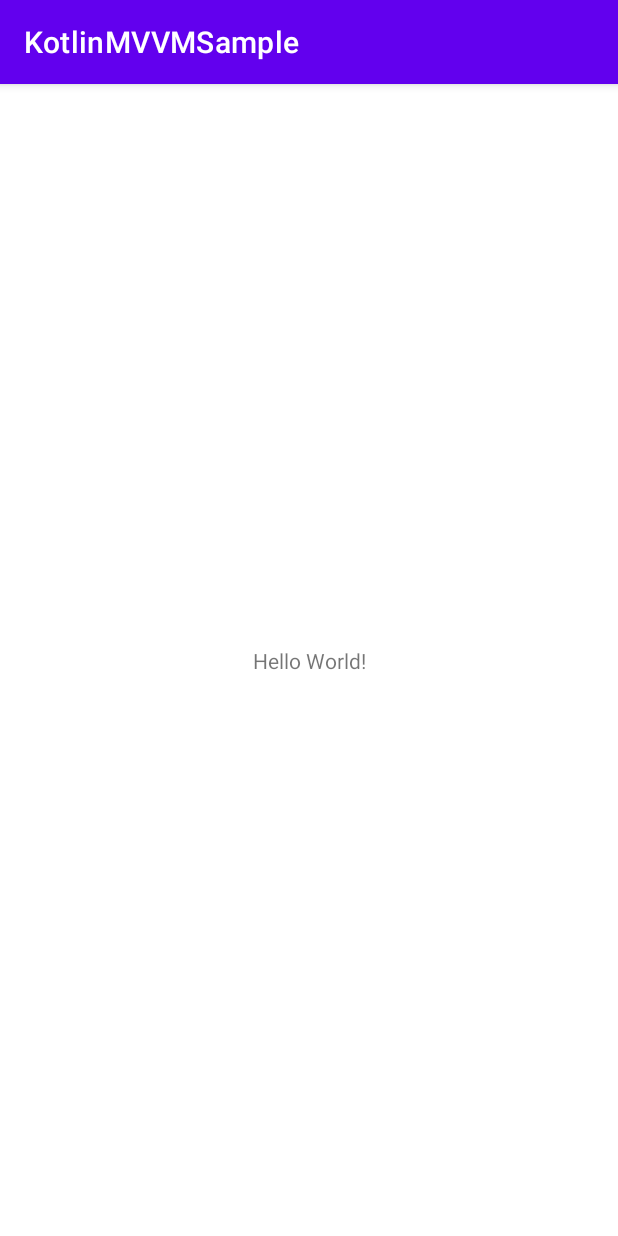
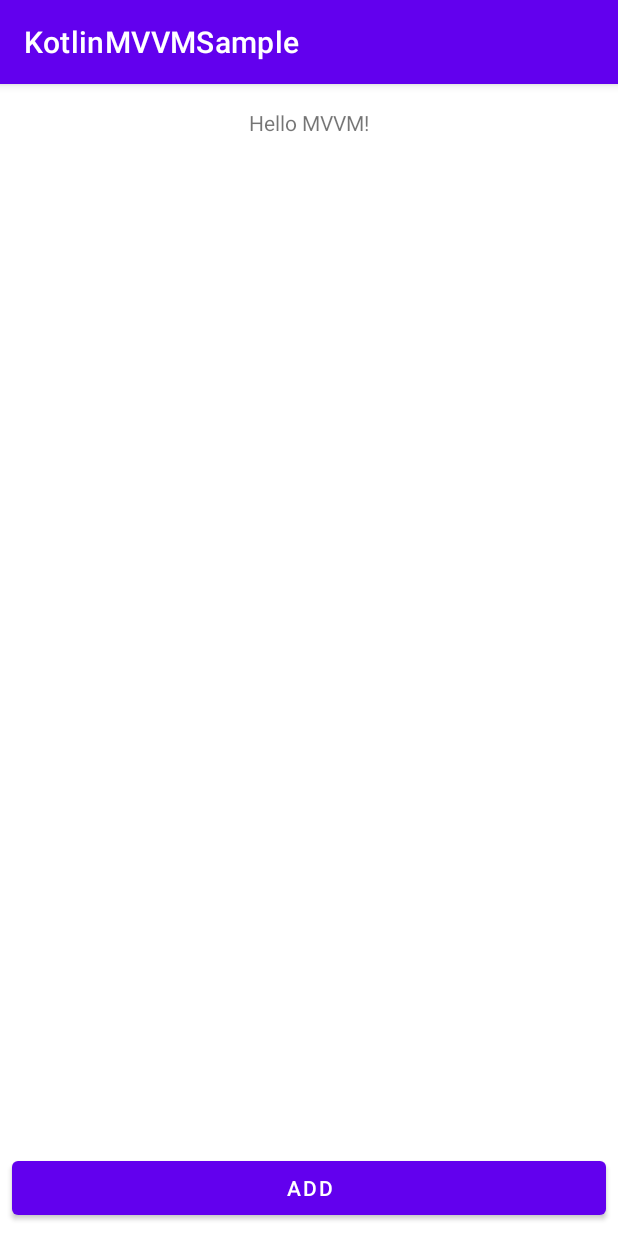
Before and after one commit to DDONG2/KotlinMVVMSample, an Android app: the screen it shows after launch (MainActivity), on a phone screen of 412 x 824 dp. Run offline under Robolectric (Android 15) with nearby library versions, the phone set to English and light mode, and no system bars; our stand-ins replace Room's generated code, data binding.

Commit message:
add : MVVM 샘플 소스 커밋

```diff
--- /dev/null
+++ b/app/src/main/java/com/example/kotlinmvvmsample/ContactAdapter.kt
@@ -0,0 +1,53 @@
+package com.example.kotlinmvvmsample
+
+import android.view.LayoutInflater
+import android.view.View
+import android.view.ViewGroup
+import android.widget.TextView
+import androidx.recyclerview.widget.RecyclerView
+import com.example.kotlinmvvmsample.RoomUtils.Contact
+
+class ContactAdapter(val contactItemClick: (Contact) -> Unit, val contactItemLongClick: (Contact) -> Unit)
+    : RecyclerView.Adapter<ContactAdapter.ViewHolder>() {
+    private var contacts: List<Contact> = listOf()
+
+    override fun onCreateViewHolder(parent: ViewGroup, i: Int): ViewHolder {
+        val view = LayoutInflater.from(parent.context).inflate(R.layout.item_contact, parent, false)
+        return ViewHolder(view)
+    }
+
+    override fun getItemCount(): Int {
+        return contacts.size
+    }
+
+    override fun onBindViewHolder(viewHolder: ViewHolder, position: Int) {
+        viewHolder.bind(contacts[position])
+    }
+
+    inner class ViewHolder(itemView: View): RecyclerView.ViewHolder(itemView) {
+        private val nameTv = itemView.findViewById<TextView>(R.id.item_tv_name)
+        private val numberTv = itemView.findViewById<TextView>(R.id.item_tv_number)
+        private val initialTv = itemView.findViewById<TextView>(R.id.item_tv_initial)
+
+        fun bind(contact: Contact) {
+            nameTv.text = contact.name
+            numberTv.text = contact.number
+            initialTv.text = contact.initial.toString()
+
+            itemView.setOnClickListener {
+                contactItemClick(contact)
+            }
+
+            itemView.setOnLongClickListener {
+                contactItemLongClick(contact)
+                true
+            }
+        }
+    }
+
+    fun setContacts(contacts: List<Contact>) {
+        this.contacts = contacts
+        notifyDataSetChanged()
+    }
+
+}
--- a/app/src/main/java/com/example/kotlinmvvmsample/MainActivity.kt
+++ /dev/null
@@ -1,14 +0,0 @@
-package com.example.kotlinmvvmsample
-
-import androidx.appcompat.app.AppCompatActivity
-import android.os.Bundle
-
-class MainActivity : AppCompatActivity() {
-    override fun onCreate(savedInstanceState: Bundle?) {
-        super.onCreate(savedInstanceState)
-        setContentView(R.layout.activity_main)
-    }
-
-
-
-}
--- /dev/null
+++ b/app/src/main/java/com/example/kotlinmvvmsample/Model/ContactViewModel.kt
@@ -0,0 +1,25 @@
+package com.example.kotlinmvvmsample.Model
+
+import android.app.Application
+import androidx.lifecycle.AndroidViewModel
+import androidx.lifecycle.LiveData
+import com.example.kotlinmvvmsample.RoomUtils.Contact
+import com.example.kotlinmvvmsample.data.ContactRepository
+
+class ContactViewModel(application: Application) : AndroidViewModel(application) {
+
+    private val repository = ContactRepository(application)
+    private val contacts = repository.getAll()
+
+    fun getAll(): LiveData<List<Contact>> {
+        return this.contacts
+    }
+
+    fun insert(contact: Contact) {
+        repository.insert(contact)
+    }
+
+    fun delete(contact: Contact) {
+        repository.delete(contact)
+    }
+}
--- /dev/null
+++ b/app/src/main/java/com/example/kotlinmvvmsample/RoomUtils/ContactDao.kt
@@ -0,0 +1,18 @@
+package com.example.kotlinmvvmsample.RoomUtils
+
+import androidx.lifecycle.LiveData
+import androidx.room.*
+
+@Dao
+interface ContactDao {
+
+    @Query("SELECT * FROM contact ORDER BY name ASC")
+    fun getAll(): LiveData<List<Contact>>
+
+    @Insert(onConflict = OnConflictStrategy.REPLACE)
+    fun insert(contact: Contact)
+
+    @Delete
+    fun delete(contact: Contact)
+
+}
--- /dev/null
+++ b/app/src/main/java/com/example/kotlinmvvmsample/RoomUtils/ContactDatabase.kt
@@ -0,0 +1,29 @@
+package com.example.kotlinmvvmsample.RoomUtils
+
+import android.content.Context
+import androidx.room.Database
+import androidx.room.Room
+import androidx.room.RoomDatabase
+
+@Database(entities = [Contact::class], version = 1)
+abstract class ContactDatabase: RoomDatabase() {
+
+    abstract fun contactDao(): ContactDao
+
+    companion object {
+        private var INSTANCE: ContactDatabase? = null
+
+        fun getInstance(context: Context): ContactDatabase? {
+            if (INSTANCE == null) {
+                synchronized(ContactDatabase::class) {
+                    INSTANCE = Room.databaseBuilder(context.applicationContext,
+                        ContactDatabase::class.java, "contact")
+                        .fallbackToDestructiveMigration() // 데이터베이스가 갱신될 때 기존의 테이블을 버리고 새로 사용하도록
+                        .build()
+                }
+            }
+            return INSTANCE
+        }
+    }
+
+}
--- /dev/null
+++ b/app/src/main/java/com/example/kotlinmvvmsample/View/MainActivity.kt
@@ -0,0 +1,73 @@
+package com.example.kotlinmvvmsample.View
+
+import android.content.Intent
+import androidx.appcompat.app.AppCompatActivity
+import android.os.Bundle
+import androidx.appcompat.app.AlertDialog
+import androidx.databinding.DataBindingUtil
+import androidx.lifecycle.Observer
+import androidx.lifecycle.ViewModelProviders
+import androidx.recyclerview.widget.LinearLayoutManager
+import com.example.kotlinmvvmsample.ContactAdapter
+import com.example.kotlinmvvmsample.Model.ContactViewModel
+import com.example.kotlinmvvmsample.R
+import com.example.kotlinmvvmsample.RoomUtils.Contact
+import com.example.kotlinmvvmsample.databinding.ActivityMainBinding
+
+class MainActivity : AppCompatActivity() {
+
+    private lateinit var contactViewModel: ContactViewModel
+
+
+    override fun onCreate(savedInstanceState: Bundle?) {
+        super.onCreate(savedInstanceState)
+//        setContentView(R.layout.activity_main)
+
+        val dataBinding = DataBindingUtil.setContentView<ActivityMainBinding>(this,
+            R.layout.activity_main
+        )
+        dataBinding.lifecycleOwner = this
+
+        // Set contactItemClick & contactItemLongClick lambda
+        val adapter = ContactAdapter({ contact ->
+            val intent = Intent(this, AddActivity::class.java)
+            intent.putExtra(AddActivity.EXTRA_CONTACT_NAME, contact.name)
+            intent.putExtra(AddActivity.EXTRA_CONTACT_NUMBER, contact.number)
+            intent.putExtra(AddActivity.EXTRA_CONTACT_ID, contact.id)
+            startActivity(intent)
+        }, { contact ->
+            deleteDialog(contact)
+        })
+
+        val lm = LinearLayoutManager(this)
+        dataBinding.mainRecycleview.adapter = adapter
+        dataBinding.mainRecycleview.layoutManager = lm
+        dataBinding.mainRecycleview.setHasFixedSize(true)
+
+        dataBinding.mainButton.setOnClickListener {
+            val intent = Intent(this, AddActivity::class.java)
+            startActivity(intent)
+        }
+
+
+        contactViewModel = ViewModelProviders.of(this).get(ContactViewModel::class.java)
+        contactViewModel.getAll().observe(this, Observer<List<Contact>> { contacts ->
+            adapter.setContacts(contacts!!)
+        })
+
+    }
+
+    private fun deleteDialog(contact: Contact) {
+        val builder = AlertDialog.Builder(this)
+
+        builder.setMessage("Delete selected contact?")
+            .setNegativeButton("NO") { _, _ -> }
+            .setPositiveButton("YES") { _, _ ->
+                contactViewModel.delete(contact)
+            }
+
+        builder.show()
+    }
+
+
+}
--- /dev/null
+++ b/app/src/main/java/com/example/kotlinmvvmsample/data/ContactRepository.kt
@@ -0,0 +1,36 @@
+package com.example.kotlinmvvmsample.data
+
+import android.app.Application
+import androidx.lifecycle.LiveData
+import com.example.kotlinmvvmsample.RoomUtils.Contact
+import com.example.kotlinmvvmsample.RoomUtils.ContactDao
+import com.example.kotlinmvvmsample.RoomUtils.ContactDatabase
+
+class ContactRepository(application: Application) {
+
+    private val contactDatabase = ContactDatabase.getInstance(application)!!
+    private val contactDao: ContactDao = contactDatabase.contactDao()
+    private val contacts: LiveData<List<Contact>> = contactDao.getAll()
+
+    fun getAll(): LiveData<List<Contact>> {
+        return contacts
+    }
+
+    fun insert(contact: Contact) {
+        try {
+            val thread = Thread(Runnable {
+                contactDao.insert(contact) })
+            thread.start()
+        } catch (e: Exception) { }
+    }
+
+    fun delete(contact: Contact) {
+        try {
+            val thread = Thread(Runnable {
+                contactDao.delete(contact)
+            })
+            thread.start()
+        } catch (e: Exception) { }
+    }
+
+}
--- a/app/src/main/res/layout/activity_main.xml
+++ b/app/src/main/res/layout/activity_main.xml
@@ -1,7 +1,9 @@
 <?xml version="1.0" encoding="utf-8"?>
-<androidx.constraintlayout.widget.ConstraintLayout xmlns:android="http://schemas.android.com/apk/res/android"
+<layout xmlns:android="http://schemas.android.com/apk/res/android"
     xmlns:app="http://schemas.android.com/apk/res-auto"
-    xmlns:tools="http://schemas.android.com/tools"
+    xmlns:tools="http://schemas.android.com/tools">
+
+<androidx.constraintlayout.widget.ConstraintLayout
     android:layout_width="match_parent"
     android:layout_height="match_parent"
     tools:context=".MainActivity">
@@ -9,10 +11,36 @@
     <TextView
         android:layout_width="wrap_content"
         android:layout_height="wrap_content"
-        android:text="Hello World!"
-        app:layout_constraintBottom_toBottomOf="parent"
+        android:text="Hello MVVM!"
         app:layout_constraintLeft_toLeftOf="parent"
         app:layout_constraintRight_toRightOf="parent"
-        app:layout_constraintTop_toTopOf="parent" />
+        app:layout_constraintTop_toTopOf="parent"
+        android:layout_marginTop="16dp"
+        android:id="@+id/textview"/>
+
+    <androidx.recyclerview.widget.RecyclerView
+        android:layout_width="0dp"
+        android:layout_height="0dp"
+        android:layout_marginTop="16dp"
+        app:layout_constraintTop_toBottomOf="@+id/textview"
+        app:layout_constraintEnd_toEndOf="parent"
+        app:layout_constraintStart_toStartOf="parent"
+        android:id="@+id/main_recycleview"
+        tools:listitem="@layout/item_contact"
+        app:layout_constraintBottom_toTopOf="@+id/main_button"/>
+
+    <Button
+        android:text="Add"
+        android:layout_width="0dp"
+        android:layout_height="wrap_content"
+        android:id="@+id/main_button"
+        android:layout_marginBottom="8dp"
+        app:layout_constraintBottom_toBottomOf="parent"
+        app:layout_constraintStart_toStartOf="parent"
+        app:layout_constraintHorizontal_bias="0.5"
+        app:layout_constraintEnd_toEndOf="parent"
+        android:layout_marginStart="8dp"
+        android:layout_marginEnd="8dp"/>
 
 </androidx.constraintlayout.widget.ConstraintLayout>
+</layout>
```
Also changed, not shown: app/build.gradle (+20 -0 lines), app/src/main/AndroidManifest.xml (+6 -1 lines), app/src/main/java/com/example/kotlinmvvmsample/RoomUtils/Contact.kt (added, +23 -0 lines), app/src/main/java/com/example/kotlinmvvmsample/View/AddActivity.kt (added, +59 -0 lines), app/src/main/res/layout/activity_add.xml (added, +71 -0 lines), app/src/main/res/layout/item_contact.xml (added, +55 -0 lines).
